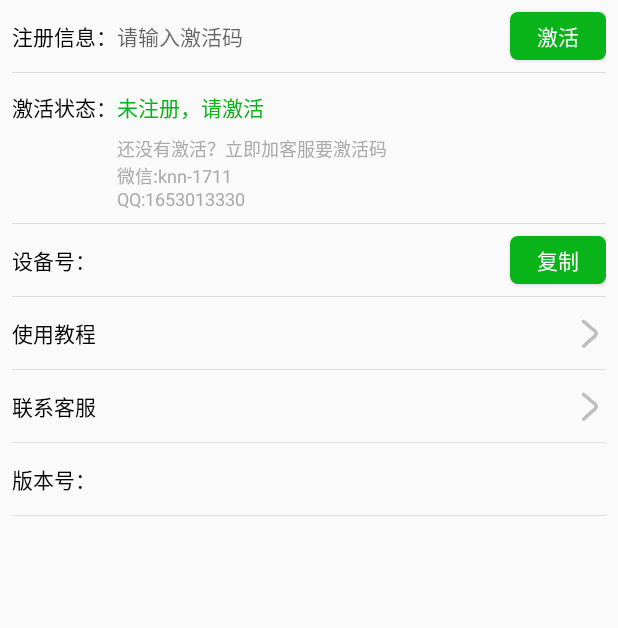
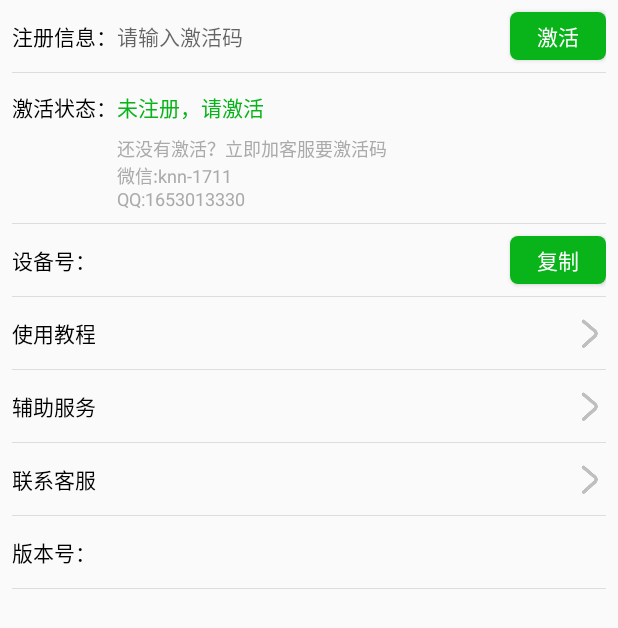
Before and after one commit to zuafzu/AutoWeixin, an Android app: the layout main_tab_02.xml on its own in the app's theme, with its tools: preview values and no code run, on a phone screen of 412 x 824 dp. Shown: the top 628 px of the screen. Run offline under Robolectric (Android 15) with nearby library versions, the phone set to English and light mode, and no system bars.

Commit message:
第二界面辅助服务添加

```diff
--- a/app/src/main/java/com/example/solo/autoweixin/fragment/Fragment1.java
+++ b/app/src/main/java/com/example/solo/autoweixin/fragment/Fragment1.java
@@ -111,6 +111,7 @@ public class Fragment1 extends Fragment {
         super.onStart();
         context = Objects.requireNonNull(getActivity()).getApplicationContext();
         isResume = true;
+        tv_btn.setText("开启辅助服务");
         if (accessibilityManager.isEnabled()) {
             initCreatFloatWindow();
         } else {
@@ -318,7 +319,7 @@ public class Fragment1 extends Fragment {
         });
     }
 
-    private void netGetWeixin() {
+    public void netGetWeixin() {
         OkHttpUtils.post()
                 .url(Urls.getWeixin)
                 .build()
--- a/app/src/main/res/layout/main_tab_02.xml
+++ b/app/src/main/res/layout/main_tab_02.xml
@@ -166,7 +166,7 @@
                     android:layout_width="match_parent"
                     android:layout_height="1px"
                     android:background="#22222222"
-                    android:visibility="gone" />
+                    android:visibility="visible" />
 
                 <LinearLayout
                     android:id="@+id/ll_fuzu"
@@ -174,7 +174,7 @@
                     android:layout_height="48dp"
                     android:gravity="center_vertical"
                     android:orientation="horizontal"
-                    android:visibility="gone">
+                    android:visibility="visible">
 
                     <TextView
                         android:layout_width="0dp"
```
Also changed, not shown: app/src/main/java/com/example/solo/autoweixin/fragment/Fragment2.java (+13 -8 lines).
